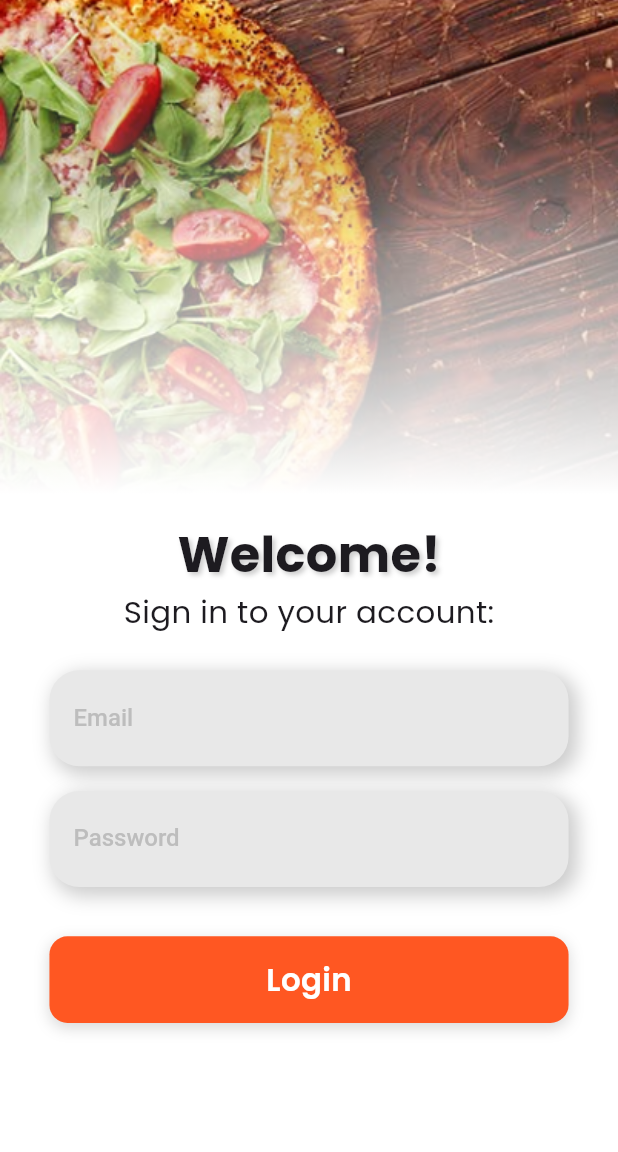
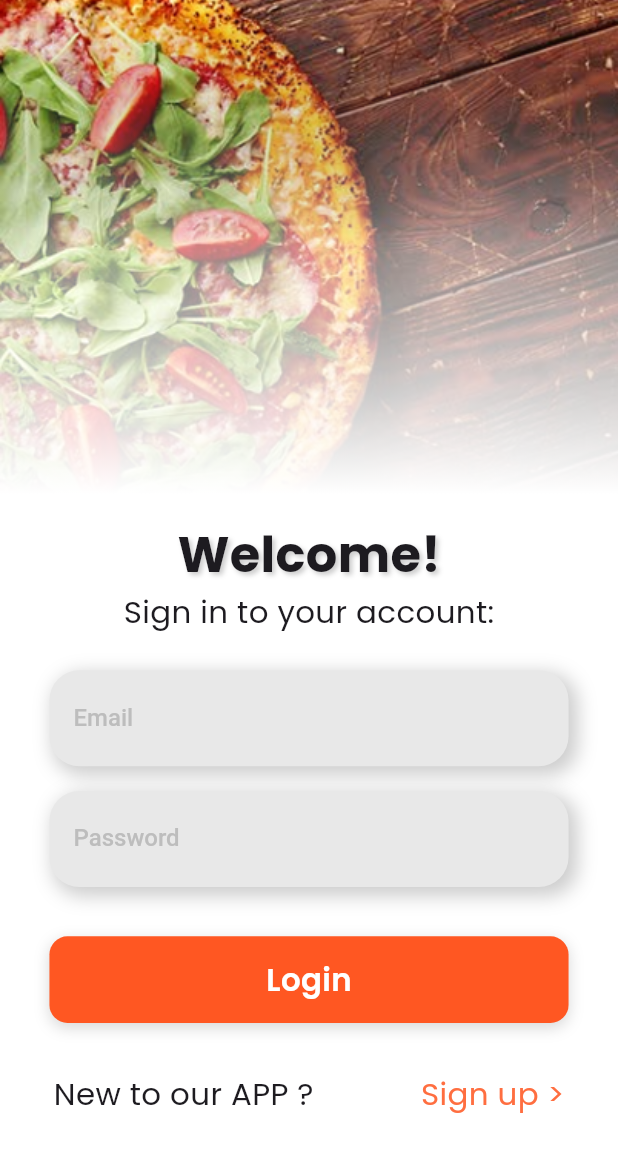
Before and after one commit to ansel-cordel/project_2CP, a Flutter app: the screen it shows after launch, on a phone screen of 412 x 824 dp. Shown: the top 1152 px of the screen. Run offline on Flutter 3.47's test engine with Material 3 defaults, Android fonts, the phone set to English and light mode, and no system bars; our stand-ins replace flutter_riverpod, flutter_secure_storage, get, google_fonts, riverpod_annotation; generated files the repository leaves out were written again.

Commit message:
this is the same that was presented to the teacher

```diff
--- a/lib/features/auth/presentation/log_in_page.dart
+++ b/lib/features/auth/presentation/log_in_page.dart
@@ -4,6 +4,7 @@ import 'package:get/utils.dart';
 import 'package:google_fonts/google_fonts.dart';
 
 import 'package:project_2cp/core/widgets/text_field.dart';
+import 'package:project_2cp/features/auth/presentation/sign_up_as.dart';
 
 import 'package:project_2cp/features/auth/providers/auth_service.dart';
 
@@ -179,7 +180,24 @@ class _LoginScreenState extends ConsumerState<LoginScreen> {
                 ),
               ),
             ),
-            SizedBox(height: screenHeight * 0.02),
+            SizedBox(height: screenHeight * 0.04),
+            Row(
+              mainAxisAlignment: MainAxisAlignment.spaceAround,
+              children: [
+                Text("New to our APP ?",style: GoogleFonts.poppins(
+                fontSize: screenHeight * 0.025 * textScale,
+                fontWeight: FontWeight.w400,
+              ),),
+                GestureDetector(
+                  onTap: () => Get.to(SignUpAs()),
+                  child: Text("Sign up >",style: GoogleFonts.poppins(
+                  fontSize: screenHeight * 0.025 * textScale,
+                  fontWeight: FontWeight.w400,
+                  color: Colors.deepOrangeAccent
+                                ),),
+                )
+              ],
+            )
           ],
         ),
       ),
```
Also changed, not shown: 4 other files.
